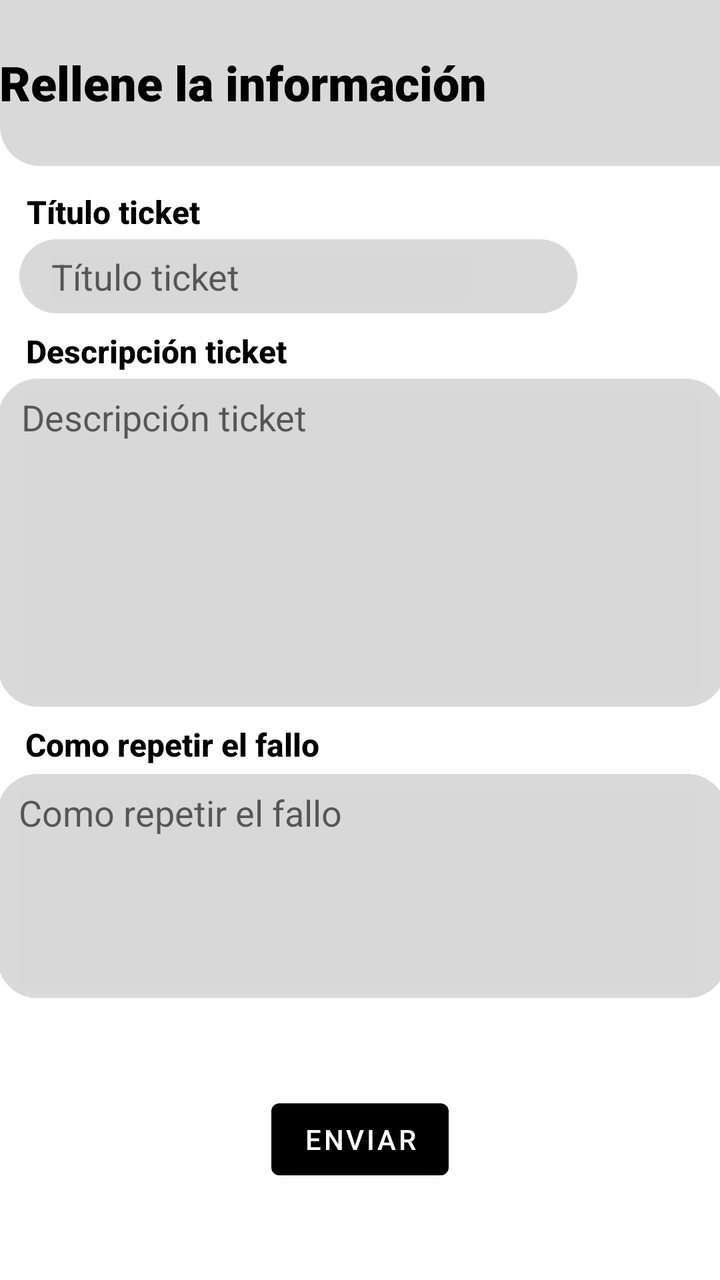
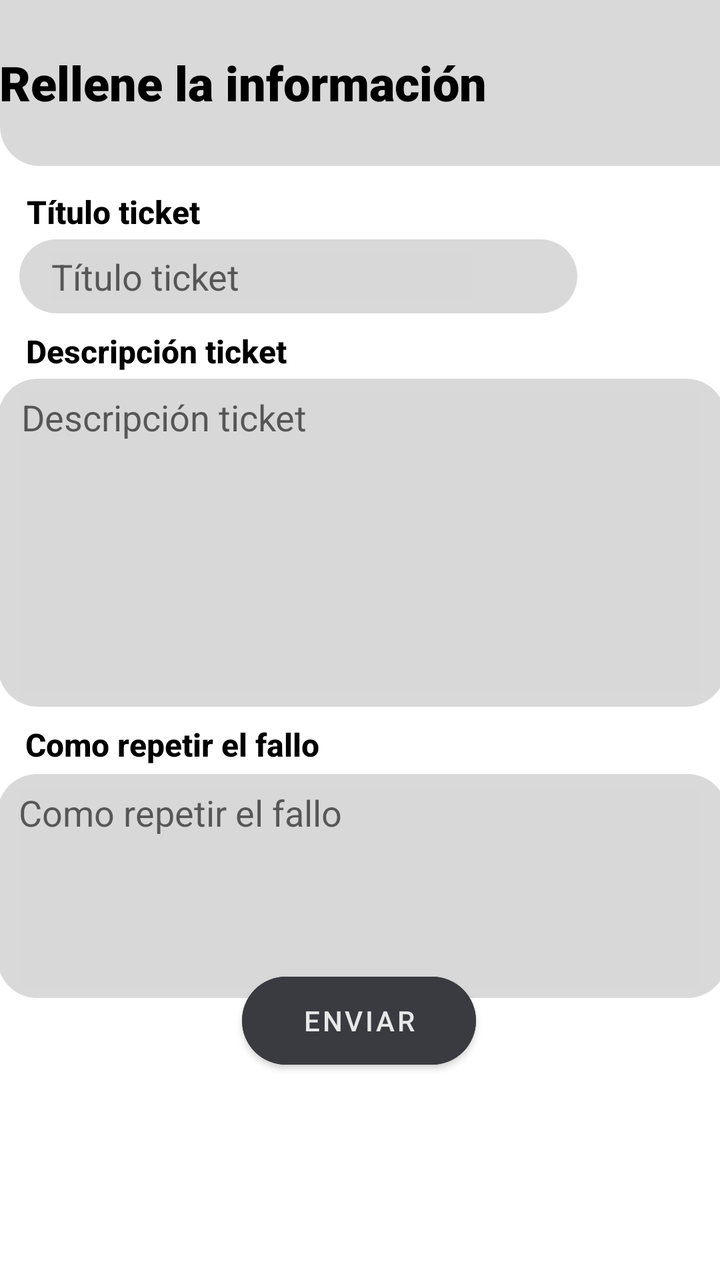

Compare the two renders of this Android layout. The source of the first and the diff that turns it into the second are given below.
<!-- AndroidManifest.xml: application theme Theme.AppTickets -->
<!-- res/layout/fragment_crear_tickets.xml -->
<?xml version="1.0" encoding="utf-8"?>
<androidx.constraintlayout.widget.ConstraintLayout xmlns:android="http://schemas.android.com/apk/res/android"
    xmlns:app="http://schemas.android.com/apk/res-auto"
    xmlns:tools="http://schemas.android.com/tools"
    android:id="@+id/frameLayout2"
    android:layout_width="match_parent"
    android:layout_height="match_parent"
    tools:context=".View.CrearTickets">

    <ImageView
        android:id="@+id/imageView"
        android:layout_width="409dp"
        android:layout_height="83dp"
        android:src="@drawable/recurso_rectangulo"
        app:layout_constraintBottom_toBottomOf="parent"
        app:layout_constraintEnd_toEndOf="parent"
        app:layout_constraintHorizontal_bias="0.0"
        app:layout_constraintStart_toStartOf="parent"
        app:layout_constraintTop_toTopOf="parent"
        app:layout_constraintVertical_bias="0.0" />

    <TextView
        android:id="@+id/textView"
        android:layout_width="363dp"
        android:layout_height="36dp"
        android:fontFamily="sans-serif-black"
        android:text="Rellene la información"
        android:textColor="#000000"
        android:textSize="24sp"
        android:textStyle="bold"
        app:layout_constraintBottom_toBottomOf="@+id/imageView"
        app:layout_constraintEnd_toEndOf="parent"
        app:layout_constraintHorizontal_bias="0.333"
        app:layout_constraintStart_toStartOf="@+id/imageView"
        app:layout_constraintTop_toTopOf="parent"
        app:layout_constraintVertical_bias="0.531" />

    <TextView
        android:id="@+id/txtTitulo"
        android:layout_width="wrap_content"
        android:layout_height="wrap_content"
        android:layout_marginTop="12dp"
        android:fontFamily="sans-serif-medium"
        android:text="@string/t_tulo_ticket"
        android:textColor="#000000"
        android:textSize="16sp"
        android:textStyle="bold"
        app:layout_constraintEnd_toEndOf="parent"
        app:layout_constraintHorizontal_bias="0.049"
        app:layout_constraintStart_toStartOf="parent"
        app:layout_constraintTop_toBottomOf="@+id/imageView" />


    <TextView
        android:id="@+id/txtDescripcion"
        android:layout_width="wrap_content"
        android:layout_height="wrap_content"
        android:layout_marginTop="8dp"
        android:fontFamily="sans-serif-medium"
        android:text="@string/descripci_n_ticket"
        android:textColor="#000000"
        android:textSize="16sp"
        android:textStyle="bold"
        app:layout_constraintEnd_toEndOf="parent"
        app:layout_constraintHorizontal_bias="0.057"
        app:layout_constraintStart_toStartOf="parent"
        app:layout_constraintTop_toBottomOf="@+id/imageView2" />

    <TextView
        android:id="@+id/txtComoRepetir"
        android:layout_width="wrap_content"
        android:layout_height="wrap_content"
        android:layout_marginTop="8dp"
        android:fontFamily="sans-serif-medium"
        android:text="@string/como_repetir_el_fallo"
        android:textColor="#000000"
        android:textSize="16sp"
        android:textStyle="bold"
        app:layout_constraintEnd_toEndOf="parent"
        app:layout_constraintHorizontal_bias="0.06"
        app:layout_constraintStart_toStartOf="parent"
        app:layout_constraintTop_toBottomOf="@+id/imageView3" />

    <TextView
        android:id="@+id/txtEstado"
        android:layout_width="wrap_content"
        android:layout_height="wrap_content"
        android:layout_marginTop="8dp"
        android:fontFamily="sans-serif-medium"
        android:text="@string/estado_del_ticket"
        android:textColor="#000000"
        android:textSize="16sp"
        android:textStyle="bold"
        android:visibility="gone"
        app:layout_constraintEnd_toEndOf="parent"
        app:layout_constraintHorizontal_bias="0.054"
        app:layout_constraintStart_toStartOf="parent"
        app:layout_constraintTop_toBottomOf="@+id/imageView5" />

    <Spinner
        android:id="@+id/spinnerEstado"
        android:layout_width="199dp"
        android:layout_height="39dp"
        android:layout_marginTop="8dp"
        android:visibility="gone"
        app:layout_constraintEnd_toEndOf="parent"
        app:layout_constraintHorizontal_bias="0.075"
        app:layout_constraintStart_toStartOf="parent"
        app:layout_constraintTop_toBottomOf="@+id/txtEstado"
        android:entries="@array/estados_legibles"/>

    <ImageView
        android:id="@+id/imageView2"
        android:layout_width="279dp"
        android:layout_height="37dp"
        android:layout_marginTop="3dp"
        android:src="@drawable/recurso_rectangulo2"
        app:layout_constraintEnd_toEndOf="parent"
        app:layout_constraintHorizontal_bias="0.121"
        app:layout_constraintStart_toStartOf="parent"
        app:layout_constraintTop_toBottomOf="@+id/txtTitulo" />

    <EditText
        android:id="@+id/txtTituloEdit"
        android:layout_width="wrap_content"
        android:layout_height="wrap_content"
        android:background="#D8D8D8"
        android:ems="10"
        android:hint="@string/t_tulo_ticket1"
        android:inputType="text"
        app:layout_constraintBottom_toBottomOf="@+id/imageView2"
        app:layout_constraintEnd_toEndOf="@+id/imageView2"
        app:layout_constraintHorizontal_bias="0.23"
        app:layout_constraintStart_toStartOf="@+id/imageView2"
        app:layout_constraintTop_toTopOf="@+id/imageView2"
        app:layout_constraintVertical_bias="0.5" />

    <ImageView
        android:id="@+id/imageView3"
        android:layout_width="364dp"
        android:layout_height="164dp"
        android:layout_marginTop="3dp"
        android:src="@drawable/recurso_rectangulo2"
        app:layout_constraintEnd_toEndOf="parent"
        app:layout_constraintHorizontal_bias="0.34"
        app:layout_constraintStart_toStartOf="parent"
        app:layout_constraintTop_toBottomOf="@+id/txtDescripcion" />

    <EditText
        android:id="@+id/txtDescripcionEdit"
        android:layout_width="340dp"
        android:layout_height="150dp"
        android:background="#D8D8D8"
        android:ems="10"
        android:gravity="start|top"
        android:hint="@string/descripci_n_ticket1"
        android:inputType="textMultiLine"
        app:layout_constraintBottom_toBottomOf="@+id/imageView3"
        app:layout_constraintEnd_toEndOf="@+id/imageView3"
        app:layout_constraintStart_toStartOf="@+id/imageView3"
        app:layout_constraintTop_toTopOf="@+id/imageView3" />

    <ImageView
        android:id="@+id/imageView5"
        android:layout_width="365dp"
        android:layout_height="112dp"
        android:layout_marginTop="4dp"
        android:src="@drawable/recurso_rectangulo2"
        app:layout_constraintEnd_toEndOf="parent"
        app:layout_constraintHorizontal_bias="0.363"
        app:layout_constraintStart_toStartOf="parent"
        app:layout_constraintTop_toBottomOf="@+id/txtComoRepetir" />

    <EditText
        android:id="@+id/txtComoRepetirEdit"
        android:layout_width="340dp"
        android:layout_height="100dp"
        android:background="#D8D8D8"
        android:ems="10"
        android:gravity="start|top"
        android:hint="@string/como_repetir_el_fallo1"
        android:inputType="textMultiLine"
        app:layout_constraintBottom_toBottomOf="@+id/imageView5"
        app:layout_constraintEnd_toEndOf="@+id/imageView5"
        app:layout_constraintHorizontal_bias="0.44"
        app:layout_constraintStart_toStartOf="@+id/imageView5"
        app:layout_constraintTop_toTopOf="@+id/imageView5"
        app:layout_constraintVertical_bias="0.583" />

    <Button
        android:id="@+id/btnEnviar"
        android:layout_width="wrap_content"
        android:layout_height="wrap_content"
        android:text="@string/enviar"
        app:layout_constraintBottom_toBottomOf="parent"
        app:layout_constraintEnd_toEndOf="parent"
        app:layout_constraintStart_toStartOf="parent"
        app:layout_constraintTop_toBottomOf="@+id/spinnerEstado" />


</androidx.constraintlayout.widget.ConstraintLayout>
<!-- resources referenced by this layout -->
<resources>
  <string-array name="estados_legibles">
          <item>Nuevo</item>
          <item>Abierto</item>
          <item>En proceso</item>
          <item>Resuelto</item>
          <item>Cerrado</item>
      </string-array>
  <!-- drawable recurso_rectangulo (drawable) -->
  <shape xmlns:android="http://schemas.android.com/apk/res/android"
      android:shape="rectangle">
      <solid android:color="#D9D9D9"/>
      <corners android:topLeftRadius="0dp"
          android:topRightRadius="0dp"
          android:bottomLeftRadius="20dp"
          android:bottomRightRadius="20dp"/>
  </shape>
  <!-- drawable recurso_rectangulo2 (drawable) -->
  <shape xmlns:android="http://schemas.android.com/apk/res/android"
      android:shape="rectangle">
      <solid android:color="#D9D9D9"/>
      <corners android:radius="20dp"/>
  </shape>
  <string name="como_repetir_el_fallo">Como repetir el fallo</string>
  <string name="como_repetir_el_fallo1">Como repetir el fallo</string>
  <string name="descripci_n_ticket">Descripción ticket</string>
  <string name="descripci_n_ticket1">Descripción ticket</string>
  <string name="enviar">enviar</string>
  <string name="estado_del_ticket">Estado del ticket</string>
  <string name="t_tulo_ticket">Título ticket</string>
  <string name="t_tulo_ticket1">Título ticket</string>
  <style name="Theme.AppTickets" parent="Theme.MaterialComponents.DayNight.NoActionBar">
          
          <item name="colorPrimary">@color/black</item>
          <item name="colorPrimaryVariant">@color/purple_700</item>
          <item name="colorOnPrimary">@color/white</item>
          
          <item name="colorSecondary">@color/teal_200</item>
          <item name="colorSecondaryVariant">@color/teal_700</item>
          <item name="colorOnSecondary">@color/black</item>
          
          <item name="android:statusBarColor">?attr/colorPrimaryVariant</item>
          
      </style>
  <color name="black">#FF000000</color>
  <color name="purple_700">#FF3700B3</color>
  <color name="white">#FFFFFFFF</color>
  <color name="teal_200">#FF03DAC5</color>
  <color name="teal_700">#FF018786</color>
</resources>

<!-- the commit's change to res/layout/fragment_crear_tickets.xml (unified diff, before → after) -->
@@ -189,13 +189,18 @@
 
     <Button
         android:id="@+id/btnEnviar"
-        android:layout_width="wrap_content"
-        android:layout_height="wrap_content"
+        android:layout_width="117dp"
+        android:layout_height="56dp"
+        android:backgroundTint="#3A3B41"
         android:text="@string/enviar"
+        android:textColor="#E8E8E8"
+        app:cornerRadius="30dp"
         app:layout_constraintBottom_toBottomOf="parent"
         app:layout_constraintEnd_toEndOf="parent"
-        app:layout_constraintStart_toStartOf="parent"
-        app:layout_constraintTop_toBottomOf="@+id/spinnerEstado" />
+        app:layout_constraintHorizontal_bias="0.498"
+        app:layout_constraintStart_toStartOf="parent"
+        app:layout_constraintTop_toTopOf="parent"
+        app:layout_constraintVertical_bias="0.826" />
 
 
 </androidx.constraintlayout.widget.ConstraintLayout>
